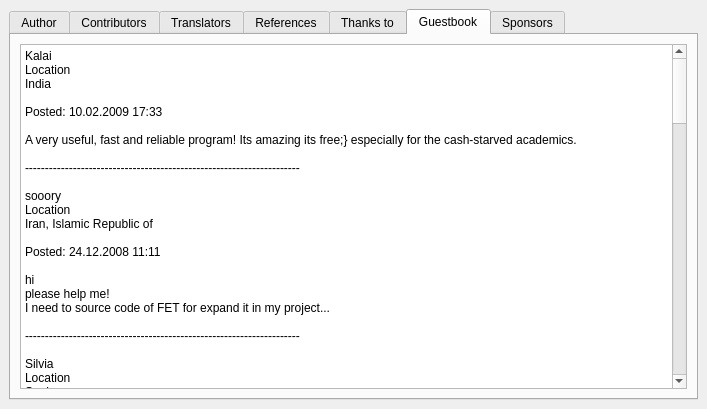
Before: the Qt Designer form fet/src/interface/helpaboutform_template.ui in vonmecheln/fet, drawn with Qt 5.
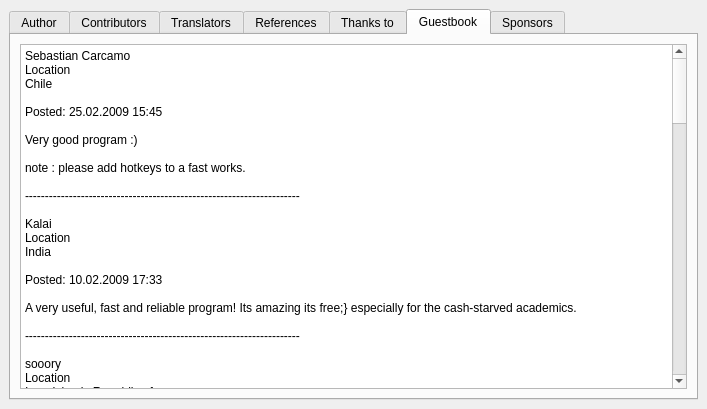
After: the same form once the commit is applied.

Patch:
```diff
--- a/fet/src/interface/helpaboutform_template.ui
+++ b/fet/src/interface/helpaboutform_template.ui
@@ -399,7 +399,19 @@
 &lt;html>&lt;head>&lt;meta name="qrichtext" content="1" />&lt;style type="text/css">
 p, li { white-space: pre-wrap; }
 &lt;/style>&lt;/head>&lt;body style=" font-family:'Sans Serif'; font-size:10pt; font-weight:400; font-style:normal;">
-&lt;p style=" margin-top:0px; margin-bottom:0px; margin-left:0px; margin-right:0px; -qt-block-indent:0; text-indent:0px;">&lt;span style=" font-size:9pt;">Kalai&lt;/span>&lt;/p>
+&lt;p style=" margin-top:0px; margin-bottom:0px; margin-left:0px; margin-right:0px; -qt-block-indent:0; text-indent:0px;">&lt;span style=" font-size:9pt;">Sebastian Carcamo&lt;/span>&lt;/p>
+&lt;p style=" margin-top:0px; margin-bottom:0px; margin-left:0px; margin-right:0px; -qt-block-indent:0; text-indent:0px; font-size:9pt;">Location&lt;/p>
+&lt;p style=" margin-top:0px; margin-bottom:0px; margin-left:0px; margin-right:0px; -qt-block-indent:0; text-indent:0px; font-size:9pt;">Chile&lt;/p>
+&lt;p style="-qt-paragraph-type:empty; margin-top:0px; margin-bottom:0px; margin-left:0px; margin-right:0px; -qt-block-indent:0; text-indent:0px; font-size:9pt;">&lt;/p>
+&lt;p style=" margin-top:0px; margin-bottom:0px; margin-left:0px; margin-right:0px; -qt-block-indent:0; text-indent:0px; font-size:9pt;">Posted: 25.02.2009 15:45&lt;/p>
+&lt;p style="-qt-paragraph-type:empty; margin-top:0px; margin-bottom:0px; margin-left:0px; margin-right:0px; -qt-block-indent:0; text-indent:0px; font-size:9pt;">&lt;/p>
+&lt;p style=" margin-top:0px; margin-bottom:0px; margin-left:0px; margin-right:0px; -qt-block-indent:0; text-indent:0px; font-size:9pt;">Very good program :)&lt;/p>
+&lt;p style="-qt-paragraph-type:empty; margin-top:0px; margin-bottom:0px; margin-left:0px; margin-right:0px; -qt-block-indent:0; text-indent:0px; font-size:9pt;">&lt;/p>
+&lt;p style=" margin-top:0px; margin-bottom:0px; margin-left:0px; margin-right:0px; -qt-block-indent:0; text-indent:0px; font-size:9pt;">note : please add hotkeys to a fast works.&lt;/p>
+&lt;p style="-qt-paragraph-type:empty; margin-top:0px; margin-bottom:0px; margin-left:0px; margin-right:0px; -qt-block-indent:0; text-indent:0px; font-size:9pt;">&lt;/p>
+&lt;p style=" margin-top:0px; margin-bottom:0px; margin-left:0px; margin-right:0px; -qt-block-indent:0; text-indent:0px; font-size:9pt;">---------------------------------------------------------------------&lt;/p>
+&lt;p style="-qt-paragraph-type:empty; margin-top:0px; margin-bottom:0px; margin-left:0px; margin-right:0px; -qt-block-indent:0; text-indent:0px; font-size:9pt;">&lt;/p>
+&lt;p style=" margin-top:0px; margin-bottom:0px; margin-left:0px; margin-right:0px; -qt-block-indent:0; text-indent:0px; font-size:9pt;">Kalai&lt;/p>
 &lt;p style=" margin-top:0px; margin-bottom:0px; margin-left:0px; margin-right:0px; -qt-block-indent:0; text-indent:0px; font-size:9pt;">Location&lt;/p>
 &lt;p style=" margin-top:0px; margin-bottom:0px; margin-left:0px; margin-right:0px; -qt-block-indent:0; text-indent:0px; font-size:9pt;">India&lt;/p>
 &lt;p style="-qt-paragraph-type:empty; margin-top:0px; margin-bottom:0px; margin-left:0px; margin-right:0px; -qt-block-indent:0; text-indent:0px; font-size:9pt;">&lt;/p>
```
Left out of the diff: 4 changed lines with no effect on the pictures.
